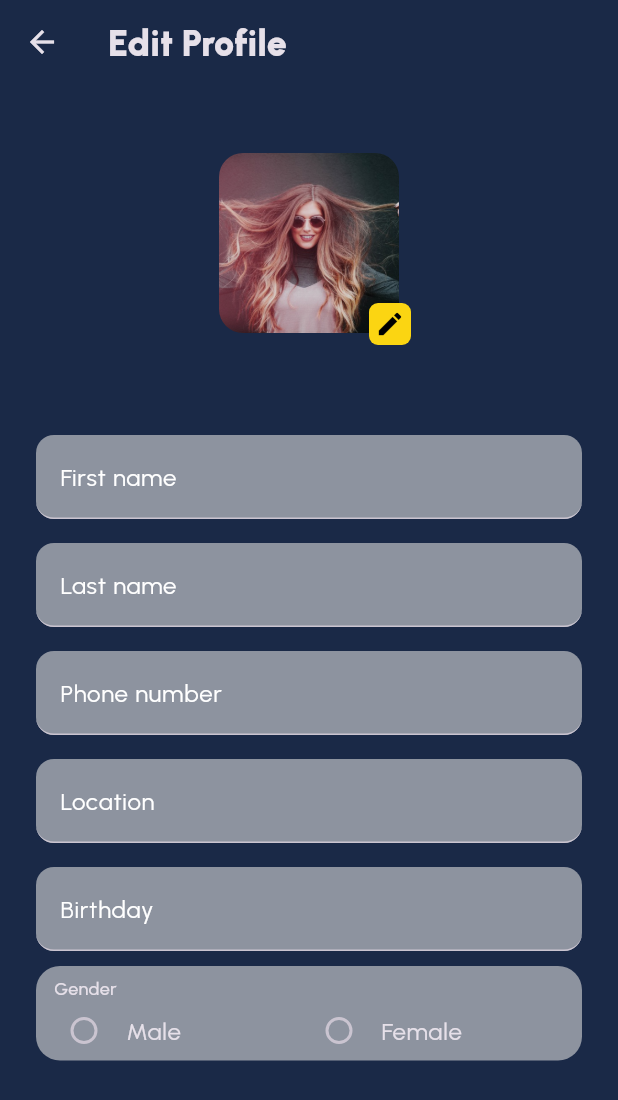
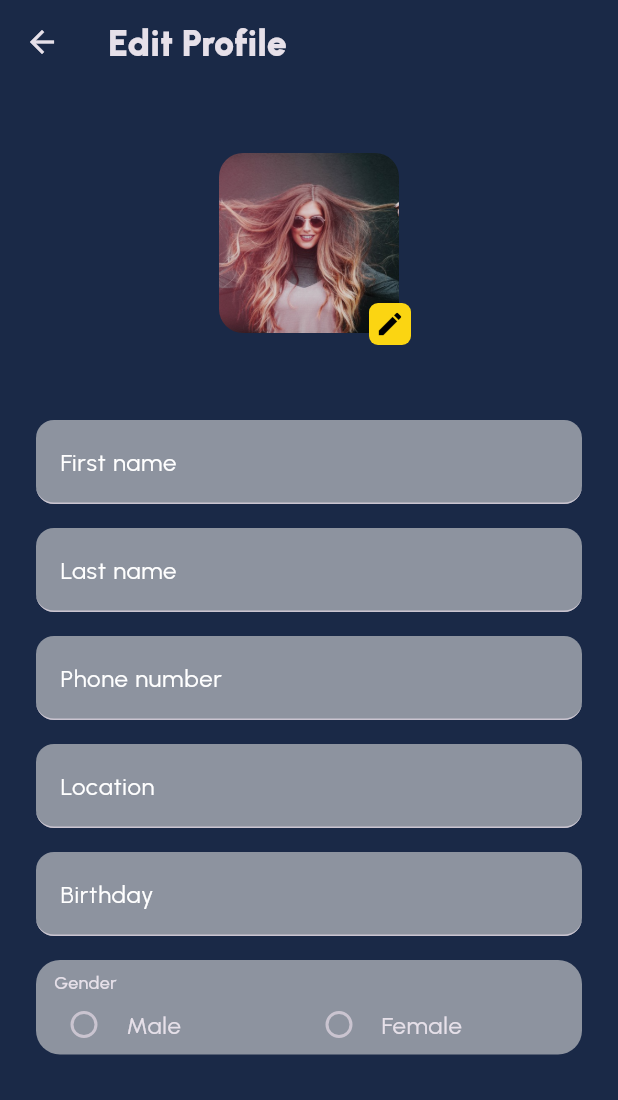
Before and after one commit to habberrih/chat-app, a Flutter app: the EditProfilePage screen opened by its route, on a phone screen of 412 x 824 dp. Shown: the top 1100 px of the screen. Run offline on Flutter 3.47's test engine with Material 3 defaults, Android fonts, the phone set to English and light mode, and no system bars; our stand-ins replace device_preview, flutter_map, flutter_svg, latlong2; project files that could hold a hidden picture were left out.

Commit message:
style: add some spacing

```diff
--- a/lib/pages/profile/edit_profile_page.dart
+++ b/lib/pages/profile/edit_profile_page.dart
@@ -62,7 +62,7 @@ class _EditProfilePageState extends State<EditProfilePage> {
                 ],
               ),
               const SizedBox(
-                height: 60,
+                height: 50,
               ),
               AppTextField(hint: AppStrings.firstName),
               const SizedBox(
@@ -82,7 +82,7 @@ class _EditProfilePageState extends State<EditProfilePage> {
               ),
               AppTextField(hint: AppStrings.birthday),
               const SizedBox(
-                height: 10,
+                height: 16,
               ),
               Container(
                 padding: const EdgeInsets.only(left: 12, right: 12, top: 6),
@@ -108,9 +108,8 @@ class _EditProfilePageState extends State<EditProfilePage> {
                             title: const Text(AppStrings.male),
                             value: Gender.male,
                             visualDensity: const VisualDensity(
-                              horizontal: VisualDensity.minimumDensity,
-                              vertical: VisualDensity.minimumDensity
-                            ),
+                                horizontal: VisualDensity.minimumDensity,
+                                vertical: VisualDensity.minimumDensity),
                             contentPadding: EdgeInsets.zero,
                             groupValue: gender,
                             onChanged: (value) {
@@ -126,7 +125,7 @@ class _EditProfilePageState extends State<EditProfilePage> {
                             value: Gender.female,
                             visualDensity: const VisualDensity(
                               horizontal: VisualDensity.minimumDensity,
-                              vertical: VisualDensity.minimumDensity
+                              vertical: VisualDensity.minimumDensity,
                             ),
                             contentPadding: EdgeInsets.zero,
                             groupValue: gender,
```
